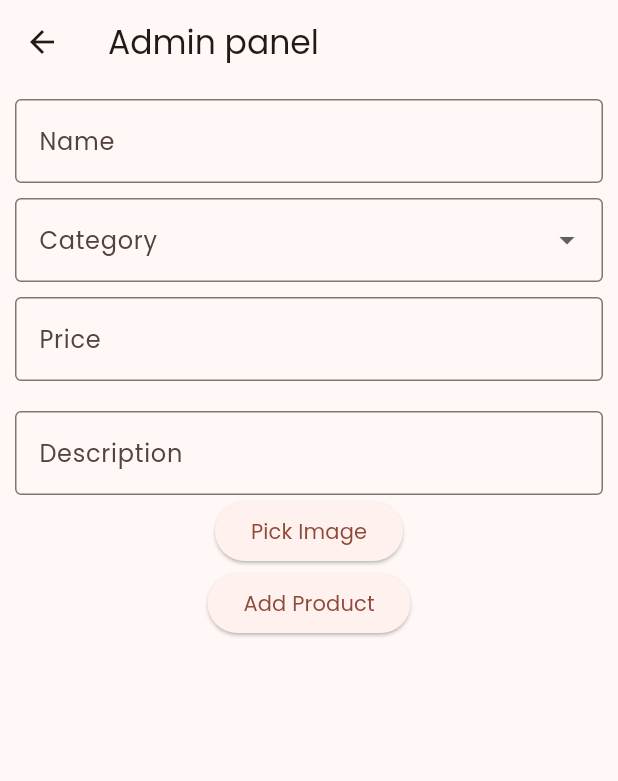
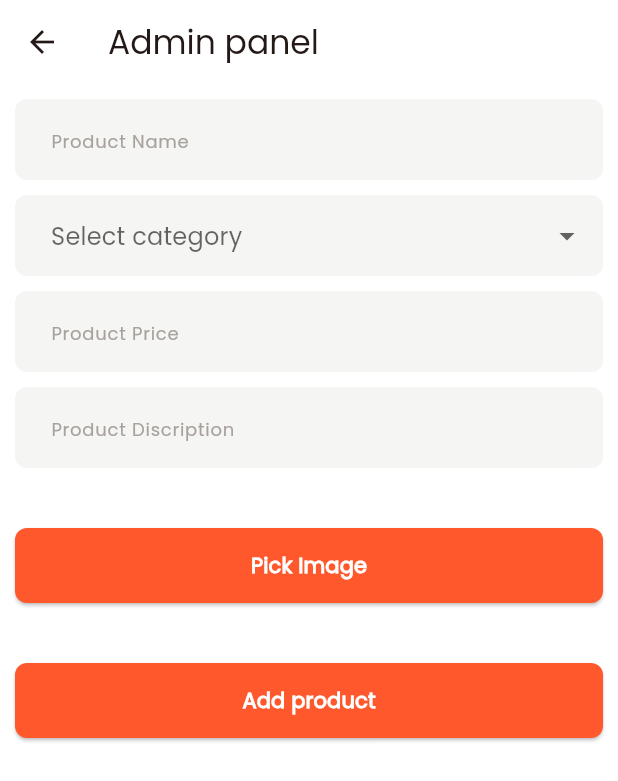
Before and after one commit to tahabarznji/bnchinamartt, a Flutter app: the AdminPanelScreen screen opened directly, on a phone screen of 412 x 824 dp. Shown: the top 781 px of the screen. Run offline on Flutter 3.47's test engine with Material 3 defaults, Android fonts, the phone set to English and light mode, and no system bars; our stand-ins replace cloud_firestore, file_picker, firebase_auth, firebase_core, firebase_storage, flutter_svg and 2 more; missing offline and left inert: shortid; accounts and stored records are empty.

Commit message:
fix the admin panel

```diff
--- a/lib/models/product_data_model.dart
+++ b/lib/models/product_data_model.dart
@@ -46,4 +46,22 @@ class ProductDataModel {
   Map<String, dynamic> toFirestore() {
     return toMap();
   }
+
+  ProductDataModel copyWith({
+    String? id,
+    String? name,
+    String? imgPath,
+    String? category,
+    double? price,
+    String? foodDetails,
+  }) {
+    return ProductDataModel(
+      id: id ?? this.id,
+      name: name ?? this.name,
+      imgPath: imgPath ?? this.imgPath,
+      category: category ?? this.category,
+      price: price ?? this.price,
+      foodDetails: foodDetails ?? this.foodDetails,
+    );
+  }
 }
--- a/lib/views/admin/admin_panel_screen.dart
+++ b/lib/views/admin/admin_panel_screen.dart
@@ -3,8 +3,12 @@ import 'dart:io';
 import 'package:bnchinamartt/core/services/firebase_storage_service.dart';
 import 'package:bnchinamartt/core/services/image_picker_service.dart';
 import 'package:bnchinamartt/core/services/product_firestore_service.dart';
+import 'package:bnchinamartt/core/utils/colors.dart';
+import 'package:bnchinamartt/core/utils/validators.dart';
+import 'package:bnchinamartt/core/widgets/custom_button.dart';
+import 'package:bnchinamartt/core/widgets/custom_text_field.dart';
 import 'package:bnchinamartt/models/product_data_model.dart';
-import 'package:firebase_storage/firebase_storage.dart';
+
 import 'package:flutter/material.dart';
 import 'package:image_picker/image_picker.dart';
 
@@ -19,20 +23,46 @@ class _AdminPanelState extends State<AdminPanelScreen> {
   final _nameController = TextEditingController();
   final _descriptionController = TextEditingController();
   List<String> productCategories = [
+    'Milk',
+    'Meat',
     'Snaks',
-    'drinks',
-    'fruits',
-    'coffee',
+    'Drinks',
+    'Fruits',
+    'Coffee',
     'Greens',
+    'Bread',
+    'Protein',
+    'Seafood',
   ];
   String? _selectedCategory;
 
   XFile? pickedFile;
+  Future<void> pickImage() async {
+    pickedFile = await ImageService.pickSingleImage();
+    setState(() {});
+  }
+
+  Future<void> addProduct() async {
+    if (_formKey.currentState!.validate() && pickedFile != null) {
+      final downlodUrl = await FirebaseStorageService()
+          .uploadFile(File(pickedFile!.path), fileName: 'Products');
+      final product = ProductDataModel(
+          id: '',
+          name: _nameController.text,
+          imgPath: downlodUrl,
+          category: _selectedCategory ?? '',
+          price: double.tryParse(_priceController.text) ?? 0,
+          foodDetails: _descriptionController.text);
+      await ProductFirestoreService().addProduct(product);
+    }
+  }
 
   @override
   Widget build(BuildContext context) {
     return Scaffold(
+      backgroundColor: whiteColor,
       appBar: AppBar(
+        backgroundColor: whiteColor,
         title: const Text('Admin panel'),
       ),
       body: Padding(
@@ -42,26 +72,25 @@ class _AdminPanelState extends State<AdminPanelScreen> {
           child: SingleChildScrollView(
             child: Column(
               children: [
-                TextFormField(
-                  decoration: InputDecoration(
-                    labelText: 'Name',
-                    border: OutlineInputBorder(),
-                  ),
-                  controller: _nameController,
-                  validator: (value) {
-                    if (value == null || value.isEmpty) {
-                      return 'Please enter the name';
-                    }
-                    return null;
-                  },
-                ),
+                CustomTextField(
+                    controller: _nameController,
+                    hintText: 'Product Name',
+                    validator: validatorUsername),
                 const SizedBox(
                   height: 10,
                 ),
                 DropdownButtonFormField<String>(
                   decoration: InputDecoration(
-                    labelText: 'Category',
-                    border: OutlineInputBorder(),
+                    hintText: 'Select category',
+                    hintStyle: TextStyle(fontSize: 12, color: darkGreyColor),
+                    border: OutlineInputBorder(
+                      borderRadius: BorderRadius.circular(8),
+                      borderSide: BorderSide.none,
+                    ),
+                    contentPadding: const EdgeInsets.symmetric(
+                        horizontal: 20, vertical: 15),
+                    filled: true,
+                    fillColor: greyColor,
                   ),
                   value: _selectedCategory,
                   onChanged: (String? newValue) {
@@ -77,68 +106,38 @@ class _AdminPanelState extends State<AdminPanelScreen> {
                 const SizedBox(
                   height: 10,
                 ),
-                TextFormField(
-                  decoration: InputDecoration(
-                    labelText: 'Price',
-                    border: OutlineInputBorder(),
-                  ),
+                CustomTextField(
                   controller: _priceController,
+                  hintText: 'Product Price',
                   keyboardType: TextInputType.number,
-                  validator: (value) {
-                    if (value == null || value.isEmpty) {
-                      return 'Please enter the price';
-                    }
+                  validator: (p0) {
                     return null;
                   },
                 ),
                 const SizedBox(
                   height: 10,
                 ),
-                const SizedBox(
-                  height: 10,
-                ),
-                TextFormField(
-                  decoration: InputDecoration(
-                    labelText: 'Description',
-                    border: OutlineInputBorder(),
-                  ),
+                CustomTextField(
                   controller: _descriptionController,
-                  maxLines: null,
+                  hintText: 'Product Discription',
                   validator: (value) {
-                    if (value == null || value.isEmpty) {
-                      return 'Please enter the description';
-                    }
                     return null;
                   },
                 ),
                 if (pickedFile != null) Image.file(File(pickedFile!.path)),
-                ElevatedButton(
-                  child: const Text('Pick Image'),
-                  onPressed: () async {
-                    pickedFile = await ImageService.pickSingleImage();
-                    setState(() {});
-                  },
+                const SizedBox(
+                  height: 40,
                 ),
-                ElevatedButton(
-                  onPressed: () async {
-                    if (_formKey.currentState!.validate() &&
-                        pickedFile != null) {
-                      final downlodUrl = await FirebaseStorageService()
-                          .uploadFile(File(pickedFile!.path),
-                              fileName: 'Products');
-                      final product = ProductDataModel(
-                          id: '',
-                          name: _nameController.text,
-                          imgPath: downlodUrl,
-                          category: _selectedCategory ?? '',
-                          price: double.tryParse(_priceController.text) ?? 0,
-                          foodDetails: _descriptionController.text);
-                      ProductFirestoreService().addProduct(product);
-
-                      // Navigator.of(context).pop();
-                    }
-                  },
-                  child: Text('Add Product'),
+                CustomButton(
+                  text: 'Pick Image',
+                  onPressed: pickImage,
+                ),
+                const SizedBox(
+                  height: 40,
+                ),
+                CustomButton(
+                  text: 'Add product',
+                  onPressed: addProduct,
                 ),
               ],
             ),
```
Also changed, not shown: lib/core/services/product_firestore_service.dart (+9 -2 lines).
